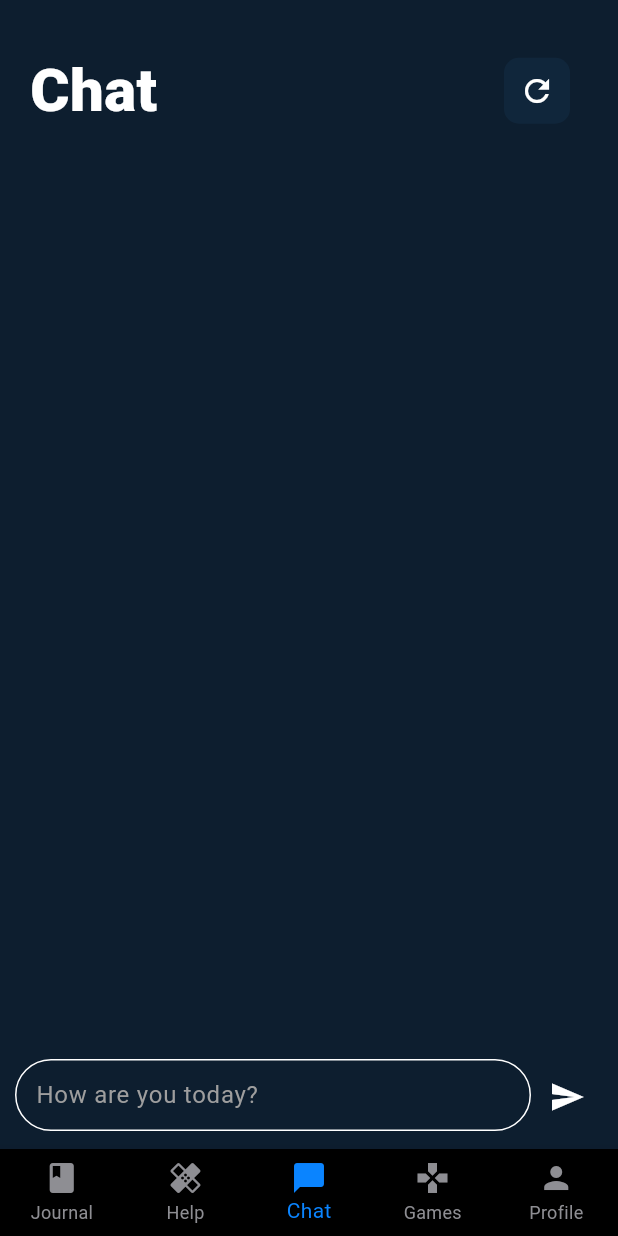
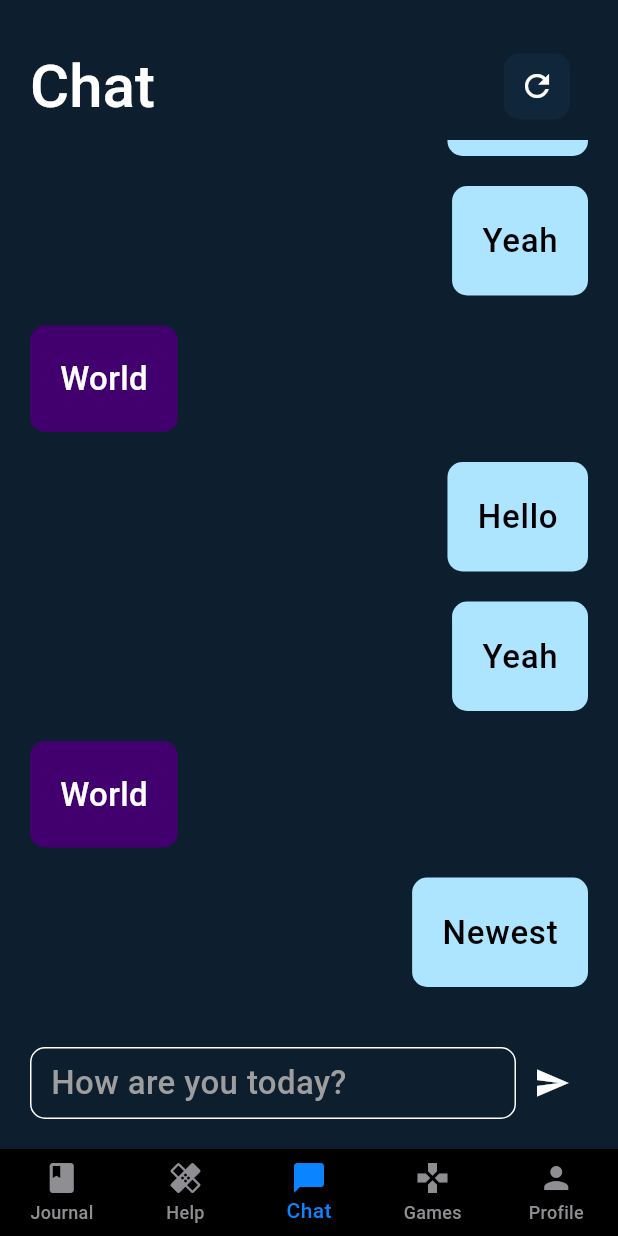
Before and after one commit to jamesdeal89/UniCare, a Flutter app: the screen it shows after launch, after a tap on "Login", on a phone screen of 412 x 824 dp. Run offline on Flutter 3.47's test engine with Material 3 defaults, Android fonts, the phone set to English and light mode, and no system bars.

Commit message:
added chat bubbles and rendering the list of messages

```diff
--- a/team_31_health_app/lib/main.dart
+++ b/team_31_health_app/lib/main.dart
@@ -4,6 +4,7 @@ import 'views/login/loginView.dart';
 void main() {
   runApp(const MyApp());
 }
+
 
 class MyApp extends StatelessWidget {
   const MyApp({super.key});
@@ -14,11 +15,19 @@ class MyApp extends StatelessWidget {
     // secondary: Colors.white,
     secondary: Color.fromRGBO(35, 52, 69, 1),
     onSecondary: Colors.white,
+    tertiary: Color.fromARGB(255, 173, 228, 255),
+    onTertiary: Color.fromARGB(255, 236, 173, 255),
+    onTertiaryFixed: Color.fromARGB(255, 66, 0, 110),
     error: Color.fromRGBO(213, 0, 0, 1),
     onError: Colors.redAccent,
     surface: Color.fromRGBO(13, 30, 47, 1),
     onSurface: Colors.white
     // onSurface: Color.fromRGBO(39, 58, 77, 1)
+  );
+  static const TextTheme textTheme = TextTheme(
+    titleLarge: TextStyle(fontSize: 40, fontWeight: FontWeight.w500, color: Colors.white, fontFamily: 'CupertinoSystemDisplay'),
+    bodyLarge: TextStyle(fontSize: 22, fontWeight: FontWeight.w500, color: Colors.black, fontFamily: 'CupertinoSystemDisplay'),
+    bodyMedium: TextStyle(fontSize: 22, fontWeight: FontWeight.w500, color: Colors.white, fontFamily: 'CupertinoSystemDisplay'),
   );
 
   // This widget is the root of your application.
@@ -42,6 +51,7 @@ class MyApp extends StatelessWidget {
         //
         // This works for code too, not just values: Most code changes can be
         // tested with just a hot reload.
+        textTheme: textTheme,
         colorScheme: colorScheme,
         useMaterial3: true,
       ),
--- a/team_31_health_app/lib/views/main/mainView.dart
+++ b/team_31_health_app/lib/views/main/mainView.dart
@@ -1,5 +1,5 @@
 import 'package:flutter/material.dart';
-import 'package:team_31_health_app/views/main/subviews/chatView.dart';
+import 'package:team_31_health_app/views/main/subviews/chat/chatView.dart';
 import 'package:team_31_health_app/views/main/subviews/journalView.dart';
 import 'package:team_31_health_app/views/main/subviews/helpView.dart';
 import 'package:team_31_health_app/views/main/subviews/gamesView.dart';
--- /dev/null
+++ b/team_31_health_app/lib/views/main/subviews/chat/chatView.dart
@@ -0,0 +1,227 @@
+import 'package:flutter/material.dart';
+import 'package:team_31_health_app/views/main/subviews/chat/components/chatbubble.dart';
+
+class ChatMsg {
+  bool user;
+  String msg;
+  ChatMsg(this.user,this.msg);
+}
+
+class ChatView extends StatefulWidget {
+  const ChatView({super.key});
+
+  @override
+  State<ChatView> createState() => _ChatView();
+}
+
+class _ChatView extends State<ChatView> {
+  final TextEditingController msgTextEditingController = TextEditingController();
+  final ScrollController chatScrollController = ScrollController();
+
+  // Arrange from most recent to least recent
+  List<ChatMsg> messages = <ChatMsg>[
+    ChatMsg(true, "Newest"),
+    ChatMsg(false, "World"),
+    ChatMsg(true, "Yeah"),
+    ChatMsg(true, "Hello"),
+    ChatMsg(false, "World"),
+    ChatMsg(true, "Yeah"),
+    ChatMsg(true, "Hello"),
+    ChatMsg(false, "World"),
+    ChatMsg(true, "Yeah"),
+    ChatMsg(true, "Hello"),
+    ChatMsg(false, "World"),
+    ChatMsg(true, "Yeah"),
+    ChatMsg(true, "Hello"),
+    ChatMsg(false, "World"),
+    ChatMsg(true, "Yeah"),
+    ChatMsg(true, "Hello"),
+    ChatMsg(false, "World"),
+    ChatMsg(true, "Yeah"),
+    ChatMsg(true, "Hello"),
+    ChatMsg(false, "World"),
+    ChatMsg(true, "Yeah"),
+    ChatMsg(true, "Hello"),
+    ChatMsg(false, "World"),
+    ChatMsg(true, "Yeah"),
+    ChatMsg(true, "Hello"),
+    ChatMsg(false, "World"),
+    ChatMsg(true, "Oldest"),
+    ];
+  bool shouldShowScrollButton = false;
+  ScrollNotificationObserverState? notificationObserverState;
+  @override
+  void didChangeDependencies() {
+    // TODO: implement didChangeDependencies
+    super.didChangeDependencies();
+    notificationObserverState?.removeListener(_listener);
+    notificationObserverState = ScrollNotificationObserver.maybeOf(context);
+    notificationObserverState?.addListener(_listener);
+  }
+  @override
+  void initState() {
+    super.initState();
+  }
+
+  void _listener(ScrollNotification scrollNotification) {
+    if(scrollNotification.metrics.extentBefore > (0.33 * MediaQuery.sizeOf(context).height)){
+      // only call setState if the value has changed
+      if(!shouldShowScrollButton){
+        setState(() {
+          shouldShowScrollButton = true;
+        });
+      }
+    } else {
+      if(shouldShowScrollButton){
+        // only call setState if the value has changed
+        setState(() {
+          shouldShowScrollButton = false;
+        });
+      }
+    }
+  }
+  @override
+  void dispose() {
+    // TODO: implement dispose
+    chatScrollController.dispose();
+    super.dispose();
+    notificationObserverState?.removeListener(_listener);
+
+  }
+
+  @override
+  Widget build(BuildContext context) {
+    return Scaffold(
+
+      body: Column(
+        children: <Widget>[
+          SingleChildScrollView(
+            physics: BouncingScrollPhysics(),
+            child:
+                SafeArea(
+                  child: Padding(
+                    padding: EdgeInsets.only(left: 20, right: 32, top: 32),
+                    child: Row(
+                      mainAxisAlignment: MainAxisAlignment.spaceBetween,
+                      children: <Widget>[
+                        Text(
+                          "Chat",
+                          style: Theme.of(context).textTheme.titleLarge,
+                        ),
+
+                        Container(
+                          padding: EdgeInsets.all(10),
+                          decoration: BoxDecoration(
+                            color: Theme.of(context).colorScheme.primary,
+                            borderRadius: BorderRadius.circular(10),
+                          ),
+                          child: Icon(
+                            Icons.refresh,
+                            color: Colors.white,
+                          ),
+                        ),
+                      ],
+                    ),
+                  ),
+                ),
+          ),
+
+          Expanded(
+            child: Scaffold(
+              floatingActionButtonLocation: FloatingActionButtonLocation.miniCenterFloat,
+              floatingActionButton: shouldShowScrollButton ?
+              FloatingActionButton(
+                backgroundColor: Color.fromARGB(255, 10, 132, 255),
+                child: Icon(Icons.arrow_downward_rounded),
+                onPressed: () {
+                  chatScrollController.animateTo(
+                    chatScrollController.position.minScrollExtent,
+                    duration: Duration(milliseconds: 100),
+                    curve: Curves.bounceInOut
+                  );
+                }
+              ) : null,
+
+              body: Container(
+                padding: EdgeInsets.all(10),
+                child: ListView.builder(
+                  reverse: true,
+                  controller: chatScrollController,
+                  itemCount: messages.length,
+                  itemBuilder: (context, index) {
+                    return
+                      messages[index].user ?
+                      // This is a message bubble for a message from the User
+                      Align(
+                        alignment: Alignment.centerRight,
+                        child: Container(
+                          padding: EdgeInsets.all(10),
+                          child: ChatBubble(
+                              message: messages[index].msg,
+                              user: messages[index].user
+                            )
+                        )
+                      ) :
+                      // This is a message bubble for a message from the Bot
+                      Align(
+                        alignment: Alignment.centerLeft,
+                        child: Container(
+                          padding: EdgeInsets.all(10),
+                          child: ChatBubble(
+                              message: messages[index].msg,
+                              user: messages[index].user
+                            )
+                        )
+                      );
+                  }
+                )
+              )
+            )
+          ),
+
+          Container(
+            padding: EdgeInsets.all(20),
+            child: Row(
+              children: <Widget>[
+                Expanded(
+
+                    child: TextField(
+                      style: Theme.of(context).textTheme.bodyMedium,
+                      controller: msgTextEditingController,
+                      minLines: 1,
+                      maxLines: 5,
+                      decoration: InputDecoration(
+                        fillColor: const Color.fromARGB(255, 8, 54, 97),
+                        hintText: 'How are you today?',
+                        contentPadding: EdgeInsets.symmetric(horizontal: 10.0),
+                        hintStyle: TextStyle(
+                          color: Colors.grey,
+                        ),
+                        border: OutlineInputBorder(
+                          borderRadius: BorderRadius.circular(10),
+                        ),
+                      ),
+
+                  ),
+                ),
+                IconButton(
+                  icon: Icon(Icons.send),
+                  onPressed: () {
+                    // TODO: Implement send functionality
+                    // This should send the text in the text field to the chat
+                    setState(() {
+                      messages.add(ChatMsg(true, msgTextEditingController.text));
+                      msgTextEditingController.clear();
+                      messages.add(ChatMsg(false, "..."));
+                    });
+                  },
+                ),
+              ],
+            ),
+          ),
+
+        ],
+      ),
+    );
+  }
+}
--- /dev/null
+++ b/team_31_health_app/lib/views/main/subviews/chat/components/chatbubble.dart
@@ -0,0 +1,26 @@
+import 'package:flutter/material.dart';
+
+class ChatBubble extends StatelessWidget {
+  final String message;
+  final bool user;
+  const ChatBubble({
+    super.key,
+    required this.message,
+    required this.user
+    });
+
+  @override
+  Widget build(BuildContext context) {
+    return Container(
+      padding: EdgeInsets.all(20),
+      decoration: BoxDecoration(
+        color: user ? Theme.of(context).colorScheme.tertiary : Theme.of(context).colorScheme.onTertiaryFixed,
+        borderRadius: BorderRadius.all(Radius.circular(10))),
+      child: Text(
+              message,
+              style: user ? Theme.of(context).textTheme.bodyLarge : Theme.of(context).textTheme.bodyMedium,
+            ),
+
+    );
+  }
+}
--- a/team_31_health_app/lib/views/main/subviews/chatView.dart
+++ /dev/null
@@ -1,90 +0,0 @@
-import 'package:flutter/material.dart';
-
-class ChatView extends StatefulWidget {
-  const ChatView({super.key});
-
-  @override
-  State<ChatView> createState() => _ChatView();
-}
-
-class _ChatView extends State<ChatView> {
-  @override
-  Widget build(BuildContext context) {
-    return Scaffold(
-      body: Stack(
-        children: <Widget>[
-          SingleChildScrollView(
-            physics: BouncingScrollPhysics(),
-            child: Column(
-              crossAxisAlignment: CrossAxisAlignment.start,
-              children: <Widget>[
-                SafeArea(
-                  child: Padding(
-                    padding: EdgeInsets.only(left: 20, right: 32, top: 32),
-                    child: Row(
-                      mainAxisAlignment: MainAxisAlignment.spaceBetween,
-                      children: <Widget>[
-                        Text(
-                          "Chat",
-                          style: TextStyle(fontSize: 40, fontWeight: FontWeight.w800, color: Colors.white, fontFamily: 'CupertinoSystemDisplay'),
-                        ),
-
-                        // Start new chat button
-                        // TODO: Implement functionality
-                        Container(
-                          padding: EdgeInsets.all(10),
-                          decoration: BoxDecoration(
-                            color: Theme.of(context).colorScheme.primary,
-                            borderRadius: BorderRadius.circular(10),
-                          ),
-                          child: Icon(
-                            Icons.refresh,
-                            color: Colors.white,
-                          ),
-                        ),
-                      ],
-                    ),
-                  ),
-                ),
-              ],
-            ),
-          ),
-          Align(
-            alignment: Alignment.bottomCenter,
-            child: Container(
-              padding: EdgeInsets.all(10),
-              child: Row(
-                children: <Widget>[
-                  Expanded(
-                    child: SizedBox(
-                      height: 50,
-                      child: TextField(
-                        decoration: InputDecoration(
-                          fillColor: const Color.fromARGB(255, 8, 54, 97),
-                          hintText: 'How are you today?',
-                          contentPadding: EdgeInsets.symmetric(horizontal: 10.0),
-                          hintStyle: TextStyle(
-                            color: Colors.grey,
-                          ),
-                          border: OutlineInputBorder(
-                            borderRadius: BorderRadius.circular(40),
-                          ),
-                        ),
-                      ),
-                    ),
-                  ),
-                  IconButton(
-                    icon: Icon(Icons.send),
-                    onPressed: () {
-                      // TODO: Implement send functionality
-                    },
-                  ),
-                ],
-              ),
-            ),
-          ),
-        ],
-      ),
-    );
-  }
-}
```
Also changed, not shown: 125 other files.
